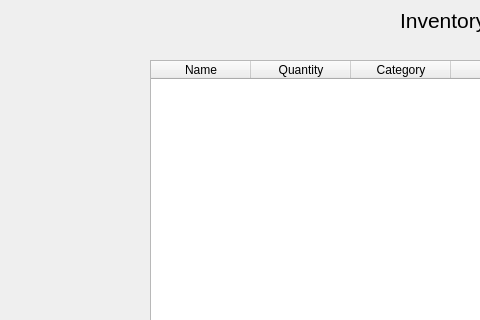
Hamdy410/CS2_lab_finalProject, file cs2_lab_final_project/inventoryform.ui: the form before one commit; both pictures show x 0 to 480 and y 0 to 320 of the 1158 by 646 pixel window.
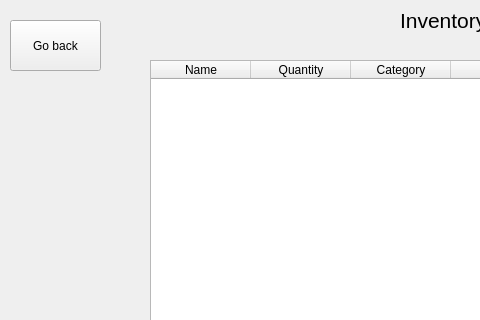
The form after the commit.

Commit message: minor addition, the go back button in inventory manager

Patch:
```diff
--- a/cs2_lab_final_project/inventoryform.ui
+++ b/cs2_lab_final_project/inventoryform.ui
@@ -339,6 +339,19 @@
 &lt;p style=&quot; margin-top:0px; margin-bottom:0px; margin-left:0px; margin-right:0px; -qt-block-indent:0; text-indent:0px;&quot;&gt;Item #5&lt;/p&gt;&lt;/body&gt;&lt;/html&gt;</string>
    </property>
   </widget>
+  <widget class="QPushButton" name="pushButton_Go_back">
+   <property name="geometry">
+    <rect>
+     <x>10</x>
+     <y>20</y>
+     <width>91</width>
+     <height>51</height>
+    </rect>
+   </property>
+   <property name="text">
+    <string>Go back</string>
+   </property>
+  </widget>
  </widget>
  <resources/>
  <connections/>
```
The commit also changes 3 other files.
